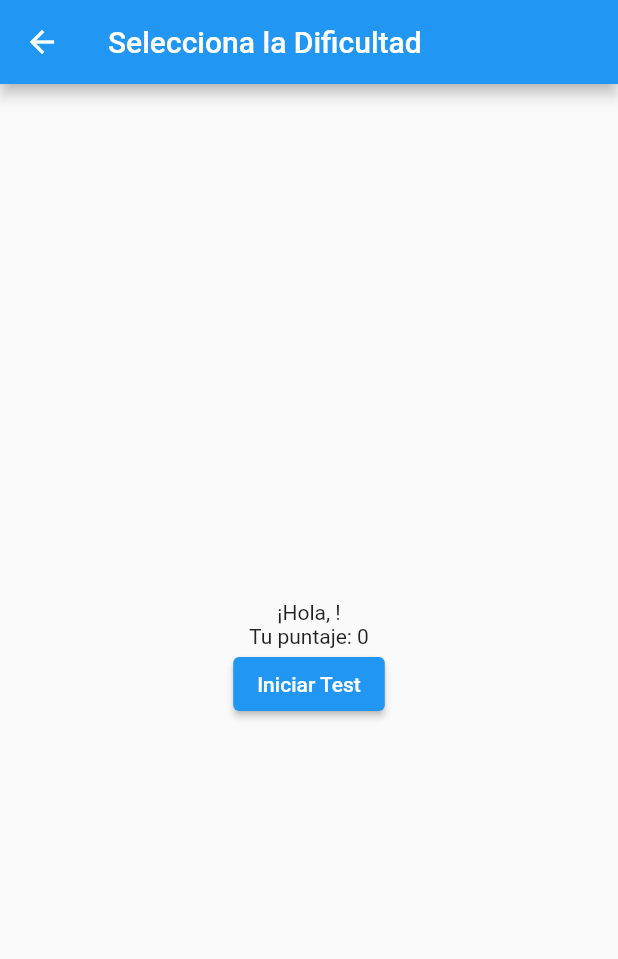
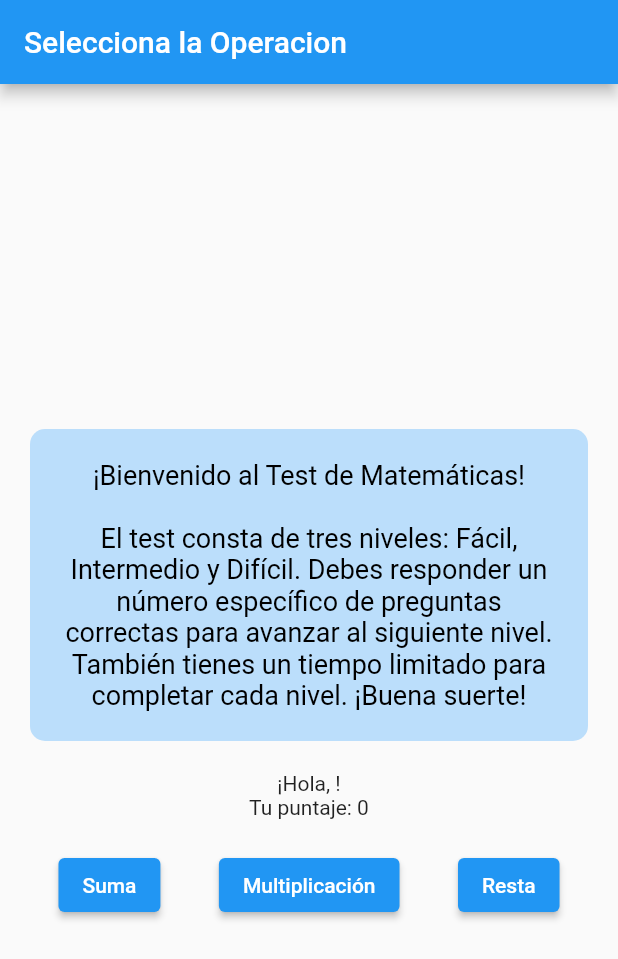
Before and after one commit to ATJaime/proyecto_movil, a Flutter app: the StartPage screen opened directly, on a phone screen of 412 x 824 dp. Shown: the top 959 px of the screen. Run offline on Flutter 3.47's test engine with Material 2 defaults, Android fonts, the phone set to English and light mode, and no system bars; our stand-ins replace get, loggy; accounts and stored records are empty; network calls fail.

Commit message:
cambios en la logica del juego

```diff
--- a/operaciones/lib/ui/controllers/controller.dart
+++ b/operaciones/lib/ui/controllers/controller.dart
@@ -1,4 +1,5 @@
 import 'package:get/get.dart';
+import '../../use_case/create_questions.dart';
 
 class MyController extends GetxController {
   final _school = "".obs;
@@ -7,6 +8,8 @@ class MyController extends GetxController {
   final _score = 0.obs;
   final _age = 0.obs;
   final _lastCorrectAnswers = 0.obs;
+  final _currentLevel = DifficultyLevel.easy.obs; // Agregar _currentLevel
+  final _currentOperation = "".obs; // Nuevo atributo para la operación actual
 
   String get school => _school.value;
   String get name => _name.value;
@@ -14,6 +17,8 @@ class MyController extends GetxController {
   int get score => _score.value;
   int get age => _age.value;
   int get lastCorrectAnswers => _lastCorrectAnswers.value;
+  DifficultyLevel get currentLevel => _currentLevel.value; // Agregar getter para currentLevel
+  String get currentOperation => _currentOperation.value; // Nuevo getter para la operación actual
 
   void updateSchool(String school) {
     _school.value = school;
@@ -38,4 +43,12 @@ class MyController extends GetxController {
   void updateCorrectAnswers(int lastCorrectAnswers) {
     _lastCorrectAnswers.value = lastCorrectAnswers;
   }
+
+  void updateCurrentLevel(DifficultyLevel level) { // Agregar método para actualizar currentLevel
+    _currentLevel.value = level;
+  }
+
+  void updateCurrentOperation(String operation) { // Método para actualizar la operación actual
+    _currentOperation.value = operation;
+  }
 }
--- a/operaciones/lib/ui/start_page.dart
+++ b/operaciones/lib/ui/start_page.dart
@@ -14,26 +14,72 @@ class StartPage extends StatelessWidget {
 
     return Scaffold(
       appBar: AppBar(
-        title: const Text('Selecciona la Dificultad'),
+        title: const Text('Selecciona la Operacion'),
       ),
       body: Center(
         child: Column(
           crossAxisAlignment: CrossAxisAlignment.center,
           mainAxisAlignment: MainAxisAlignment.center,
           children: <Widget>[
+             Align(
+              alignment: Alignment.topCenter, // Alineación en la parte superior del centro
+              child: Container(
+                padding: const EdgeInsets.all(20.0),
+                margin: const EdgeInsets.all(20.0),
+                decoration: BoxDecoration(
+                  color: Colors.blue[100],
+                  borderRadius: BorderRadius.circular(10.0),
+                ),
+                child: Text(
+                  '¡Bienvenido al Test de Matemáticas!\n\n'
+                  'El test consta de tres niveles: Fácil, Intermedio y Difícil. '
+                  'Debes responder un número específico de preguntas correctas para avanzar al siguiente nivel. '
+                  'También tienes un tiempo limitado para completar cada nivel. ¡Buena suerte!',
+                  textAlign: TextAlign.center,
+                  style: TextStyle(
+                    fontSize: 18,
+                    color: Colors.black,
+                  ),
+                ),
+              ),
+            ),
+
             // Muestra el nombre desde el controlador
             Obx(() => Text("¡Hola, ${controller.name}!")),
 
             // Muestra el puntaje desde el controlador
             Obx(() => Text("Tu puntaje: ${controller.score}")),
 
-            // Botón para iniciar el test
-            ElevatedButton(
-              onPressed: () {
-                // Navegar a la página del test
-                Get.to(() => TestPage());
-              },
-              child: Text("Iniciar Test"),
+            SizedBox(height: 20),
+
+            Row(
+              mainAxisAlignment: MainAxisAlignment.spaceEvenly,
+              children: [
+                ElevatedButton(
+                  onPressed: () {
+                    // Navegar a la página del test de suma
+                    controller.updateCurrentOperation("Suma");
+                    Get.to(() => TestPage());
+                  },
+                  child: Text("Suma"),
+                ),
+                ElevatedButton(
+                  onPressed: () {
+                    // Navegar a la página del test de multiplicación
+                    controller.updateCurrentOperation("Multiplicación");
+                    Get.to(() => TestPage());
+                  },
+                  child: Text("Multiplicación"),
+                ),
+                ElevatedButton(
+                  onPressed: () {
+                    // Navegar a la página del test de resta
+                    controller.updateCurrentOperation("Resta");
+                    Get.to(() => TestPage());
+                  },
+                  child: Text("Resta"),
+                ),
+              ],
             ),
           ],
         ),
```
Also changed, not shown: operaciones/lib/ui/LevelSummaryPage.dart (+20 -1 lines), operaciones/lib/ui/test_page.dart (+9 -2 lines), operaciones/lib/use_case/create_questions.dart (+21 -12 lines), operaciones/pubspec.lock.
